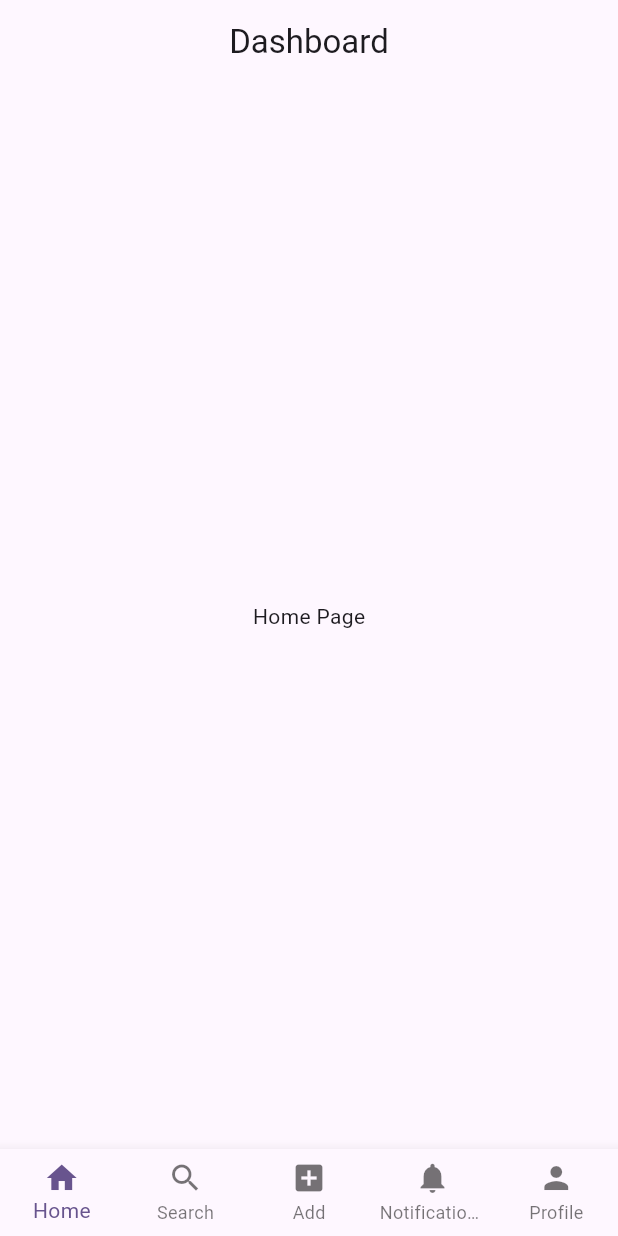
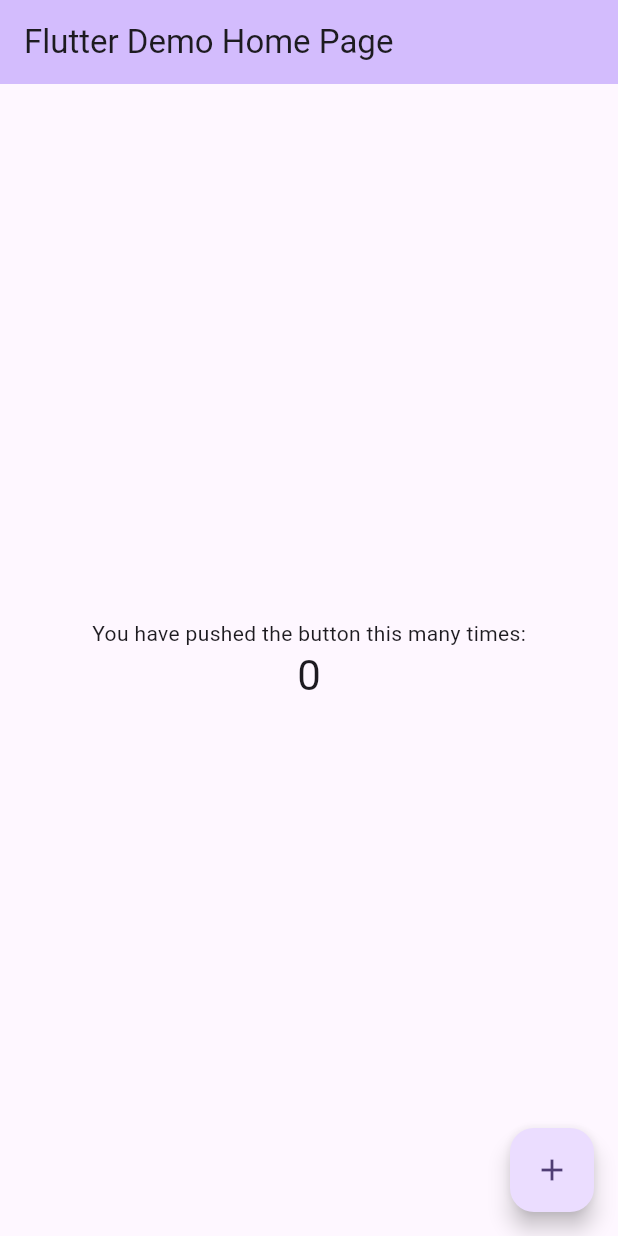
Before and after one commit to SahilJadhav12/mergingdemo, a Flutter app: the screen it shows after launch, on a phone screen of 412 x 824 dp. Run offline on Flutter 3.47's test engine with Material 3 defaults, Android fonts, the phone set to English and light mode, and no system bars.

Commit message:
normal main.dart

```diff
--- a/lib/main.dart
+++ b/lib/main.dart
@@ -1,21 +1,134 @@
 import 'package:flutter/material.dart';
-import 'features/dashboard/dashboard_page.dart';
 
 void main() {
   runApp(const MyApp());
 }
 
-class MyApp extends StatelessWidget {
+class MyApp extends StatefulWidget {
   const MyApp({super.key});
 
+  @override
+  State<MyApp> createState() => _MyAppState();
+}
+
+class _MyAppState extends State<MyApp> {
+
+  @override
+  void initState() {
+    // Always call super.initState() first
+    super.initState();
+
+  }
+  // This widget is the root of your application.
   @override
   Widget build(BuildContext context) {
     return MaterialApp(
       title: 'Flutter Demo',
       theme: ThemeData(
+        // This is the theme of your application.
+        //
+        // TRY THIS: Try running your application with "flutter run". You'll see
+        // the application has a purple toolbar. Then, without quitting the app,
+        // try changing the seedColor in the colorScheme below to Colors.green
+        // and then invoke "hot reload" (save your changes or press the "hot
+        // reload" button in a Flutter-supported IDE, or press "r" if you used
+        // the command line to start the app).
+        //
+        // Notice that the counter didn't reset back to zero; the application
+        // state is not lost during the reload. To reset the state, use hot
+        // restart instead.
+        //
+        // This works for code too, not just values: Most code changes can be
+        // tested with just a hot reload.
         colorScheme: ColorScheme.fromSeed(seedColor: Colors.deepPurple),
       ),
-      home: const DashboardPage(),
+      home: const MyHomePage(title: 'Flutter Demo Home Page'),
     );
   }
 }
+
+class MyHomePage extends StatefulWidget {
+  const MyHomePage({super.key, required this.title});
+
+  // This widget is the home page of your application. It is stateful, meaning
+  // that it has a State object (defined below) that contains fields that affect
+  // how it looks.
+
+  // This class is the configuration for the state. It holds the values (in this
+  // case the title) provided by the parent (in this case the App widget) and
+  // used by the build method of the State. Fields in a Widget subclass are
+  // always marked "final".
+
+  final String title;
+
+  @override
+  State<MyHomePage> createState() => _MyHomePageState();
+}
+
+class _MyHomePageState extends State<MyHomePage> {
+  int _counter = 0;
+
+  void _incrementCounter() {
+    setState(() {
+      // This call to setState tells the Flutter framework that something has
+      // changed in this State, which causes it to rerun the build method below
+      // so that the display can reflect the updated values. If we changed
+      // _counter without calling setState(), then the build method would not be
+      // called again, and so nothing would appear to happen.
+      _counter++;
+    });
+  }
+
+  @override
+  Widget build(BuildContext context) {
+    // This method is rerun every time setState is called, for instance as done
+    // by the _incrementCounter method above.
+    //
+    // The Flutter framework has been optimized to make rerunning build methods
+    // fast, so that you can just rebuild anything that needs updating rather
+    // than having to individually change instances of widgets.
+    return Scaffold(
+      appBar: AppBar(
+        // TRY THIS: Try changing the color here to a specific color (to
+        // Colors.amber, perhaps?) and trigger a hot reload to see the AppBar
+        // change color while the other colors stay the same.
+        backgroundColor: Theme.of(context).colorScheme.inversePrimary,
+        // Here we take the value from the MyHomePage object that was created by
+        // the App.build method, and use it to set our appbar title.
+        title: Text(widget.title),
+      ),
+      body: Center(
+        // Center is a layout widget. It takes a single child and positions it
+        // in the middle of the parent.
+        child: Column(
+          // Column is also a layout widget. It takes a list of children and
+          // arranges them vertically. By default, it sizes itself to fit its
+          // children horizontally, and tries to be as tall as its parent.
+          //
+          // Column has various properties to control how it sizes itself and
+          // how it positions its children. Here we use mainAxisAlignment to
+          // center the children vertically; the main axis here is the vertical
+          // axis because Columns are vertical (the cross axis would be
+          // horizontal).
+          //
+          // TRY THIS: Invoke "debug painting" (choose the "Toggle Debug Paint"
+          // action in the IDE, or press "p" in the console), to see the
+          // wireframe for each widget.
+          mainAxisAlignment: MainAxisAlignment.center,
+          children: <Widget>[
+            const Text('You have pushed the button this many times:'),
+            Text(
+              '$_counter',
+              style: Theme.of(context).textTheme.headlineMedium,
+            ),
+          ],
+        ),
+      ),
+      floatingActionButton: FloatingActionButton(
+        onPressed: _incrementCounter,
+        tooltip: 'Increment',
+        child: const Icon(Icons.add),
+      ), // This trailing comma makes auto-formatting nicer for build methods.
+    );
+  }
+}
```
